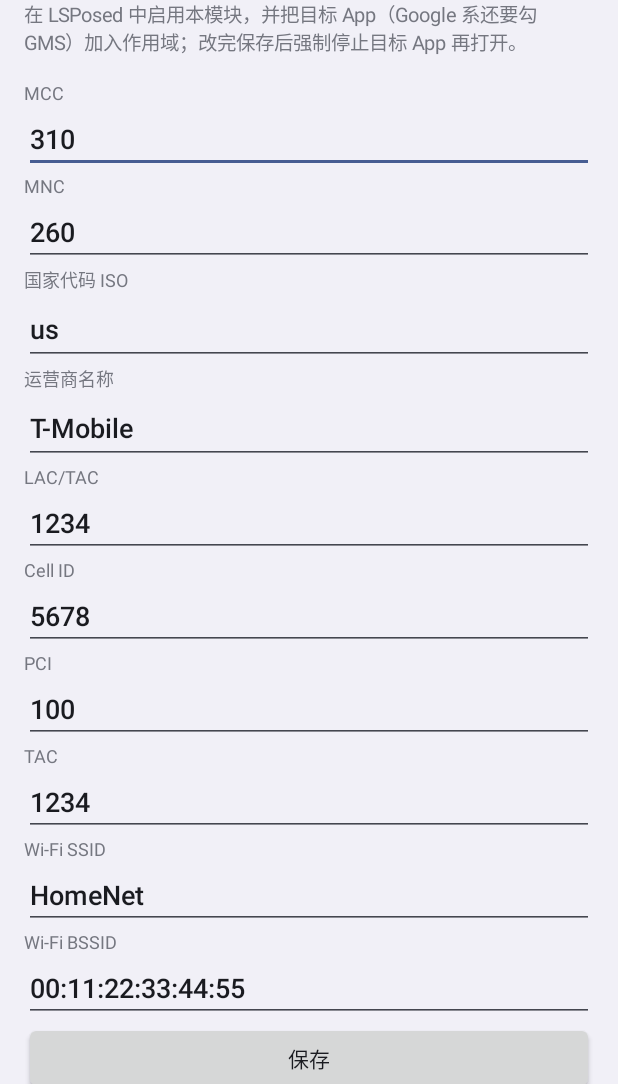
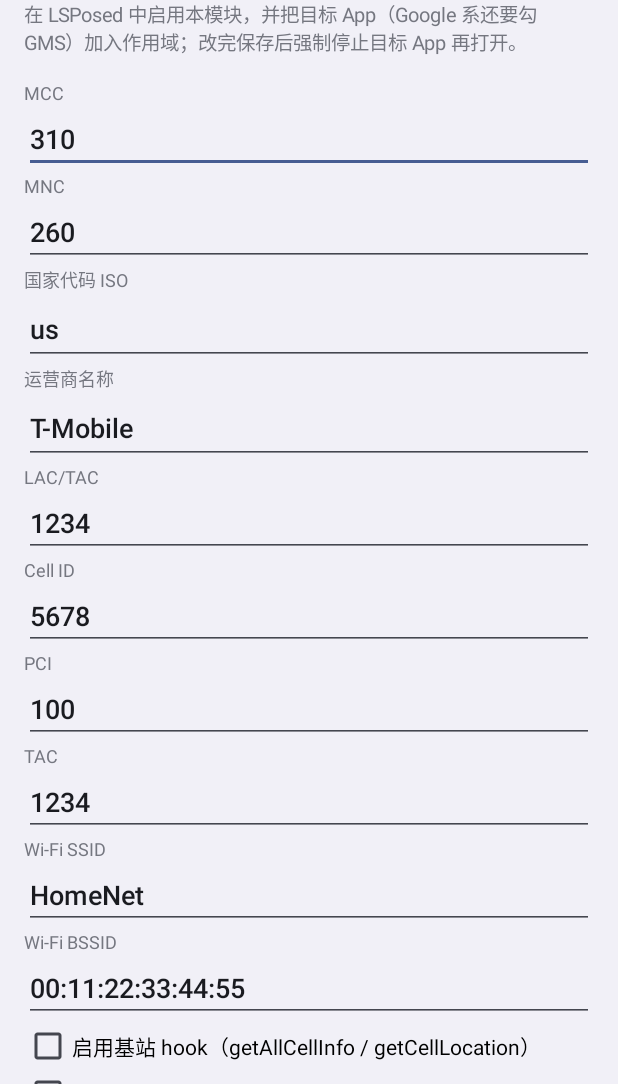
Before and after one commit to darcychiu/telespoof-mod, an Android app: the screen it shows after launch (MainActivity), on a phone screen of 412 x 824 dp, the part 152-1236 px from its top. Run offline under Robolectric (Android 15) with nearby library versions, the phone set to English and light mode, and no system bars.

Commit message:
feat: cell/wifi hooks off by default, toggle in app

```diff
--- a/app/src/main/java/com/example/telespoof/MainActivity.java
+++ b/app/src/main/java/com/example/telespoof/MainActivity.java
@@ -7,6 +7,7 @@ import android.text.InputType;
 import android.view.Gravity;
 import android.view.ViewGroup;
 import android.widget.Button;
+import android.widget.CheckBox;
 import android.widget.EditText;
 import android.widget.LinearLayout;
 import android.widget.ScrollView;
@@ -16,6 +17,7 @@ import android.widget.Toast;
 public class MainActivity extends Activity {
 
     private EditText mcc, mnc, iso, alpha, lac, cid, pci, tac, ssid, bssid;
+    private CheckBox cellEnabled, wifiEnabled;
 
     @Override
     protected void onCreate(Bundle savedInstanceState) {
@@ -51,6 +53,16 @@ public class MainActivity extends Activity {
         ssid = addField(root, "Wi-Fi SSID", p.getString("ssid", "HomeNet"));
         bssid = addField(root, "Wi-Fi BSSID", p.getString("bssid", "00:11:22:33:44:55"));
 
+        cellEnabled = new CheckBox(this);
+        cellEnabled.setText("启用基站 hook（getAllCellInfo / getCellLocation）");
+        cellEnabled.setChecked("1".equals(p.getString("cell_enabled", "0")));
+        root.addView(cellEnabled);
+
+        wifiEnabled = new CheckBox(this);
+        wifiEnabled.setText("启用 Wi-Fi hook（扫描结果 / SSID / BSSID）");
+        wifiEnabled.setChecked("1".equals(p.getString("wifi_enabled", "0")));
+        root.addView(wifiEnabled);
+
         Button save = new Button(this);
         save.setText("保存");
         save.setOnClickListener(v -> {
@@ -64,6 +76,8 @@ public class MainActivity extends Activity {
             c.tac = parseInt(tac.getText().toString(), 1234);
             c.ssid = ssid.getText().toString().trim();
             c.bssid = bssid.getText().toString().trim();
+            c.cellEnabled = cellEnabled.isChecked();
+            c.wifiEnabled = wifiEnabled.isChecked();
             SpoofConfig.save(p, c);
             Toast.makeText(this, "已保存，强制停止目标 App 后重新打开", Toast.LENGTH_LONG).show();
         });
```
